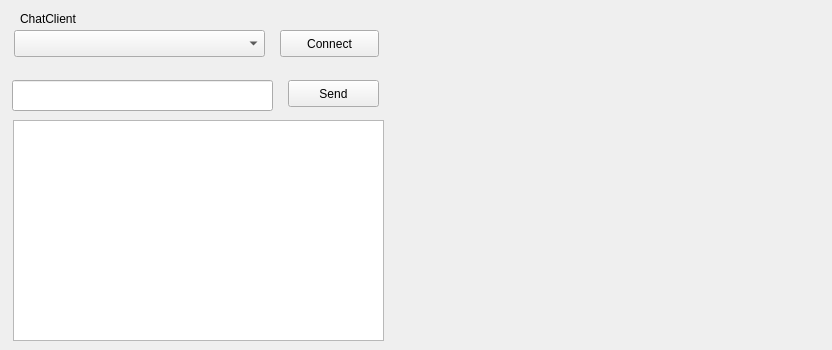
Above: secureChat/secureChatClient/selectionwindow.ui from skralick/ECE3574HW7 before the change. Below: the same form after it.
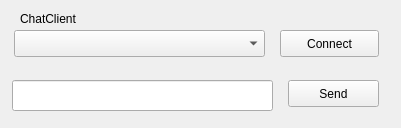
That is the form after the change.

Patch:
```diff
--- a/secureChat/secureChatClient/selectionwindow.ui
+++ b/secureChat/secureChatClient/selectionwindow.ui
@@ -6,8 +6,8 @@
    <rect>
     <x>0</x>
     <y>0</y>
-    <width>832</width>
-    <height>350</height>
+    <width>401</width>
+    <height>128</height>
    </rect>
   </property>
   <property name="windowTitle">
@@ -36,16 +36,6 @@
     <string>Send</string>
    </property>
   </widget>
-  <widget class="QTextEdit" name="receiveArea">
-   <property name="geometry">
-    <rect>
-     <x>13</x>
-     <y>120</y>
-     <width>371</width>
-     <height>221</height>
-    </rect>
-   </property>
-  </widget>
   <widget class="QComboBox" name="clientSelectBox">
    <property name="geometry">
     <rect>
```
